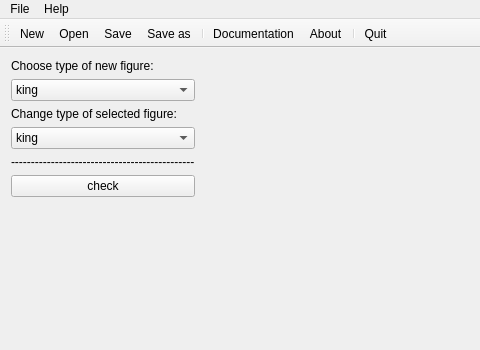
Old version of the form mainwindow.ui in the repository TheBestTvarynka/CourseWork; both pictures show x 0 to 480 and y 0 to 350 of the 1069 by 630 pixel window.
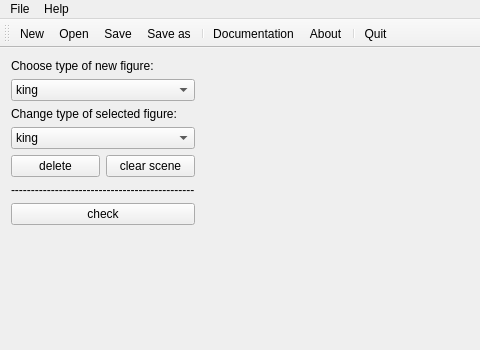
New version of the form. Icons and pictures are not drawn. Custom widgets are drawn as their Qt base class.

Commit message: Add "delete figure" and "clear scene" buttons and actions for them.

Patch:
```diff
--- a/mainwindow.ui
+++ b/mainwindow.ui
@@ -18,7 +18,7 @@
     <normaloff>:/icons/icons/main_logo_2.ico</normaloff>:/icons/icons/main_logo_2.ico</iconset>
   </property>
   <widget class="QWidget" name="centralWidget">
-   <layout class="QHBoxLayout" name="horizontalLayout">
+   <layout class="QHBoxLayout" name="horizontalLayout_2">
     <item>
      <layout class="QVBoxLayout" name="verticalLayout">
       <item>
@@ -93,6 +93,24 @@
         </item>
        </widget>
       </item>
+      <item>
+       <layout class="QHBoxLayout" name="horizontalLayout">
+        <item>
+         <widget class="QPushButton" name="pushButton_4">
+          <property name="text">
+           <string>delete</string>
+          </property>
+         </widget>
+        </item>
+        <item>
+         <widget class="QPushButton" name="clear_scene">
+          <property name="text">
+           <string>clear scene</string>
+          </property>
+         </widget>
+        </item>
+       </layout>
+      </item>
       <item>
        <widget class="QLabel" name="label_3">
         <property name="text">
```
The commit also changes 2 other files.
